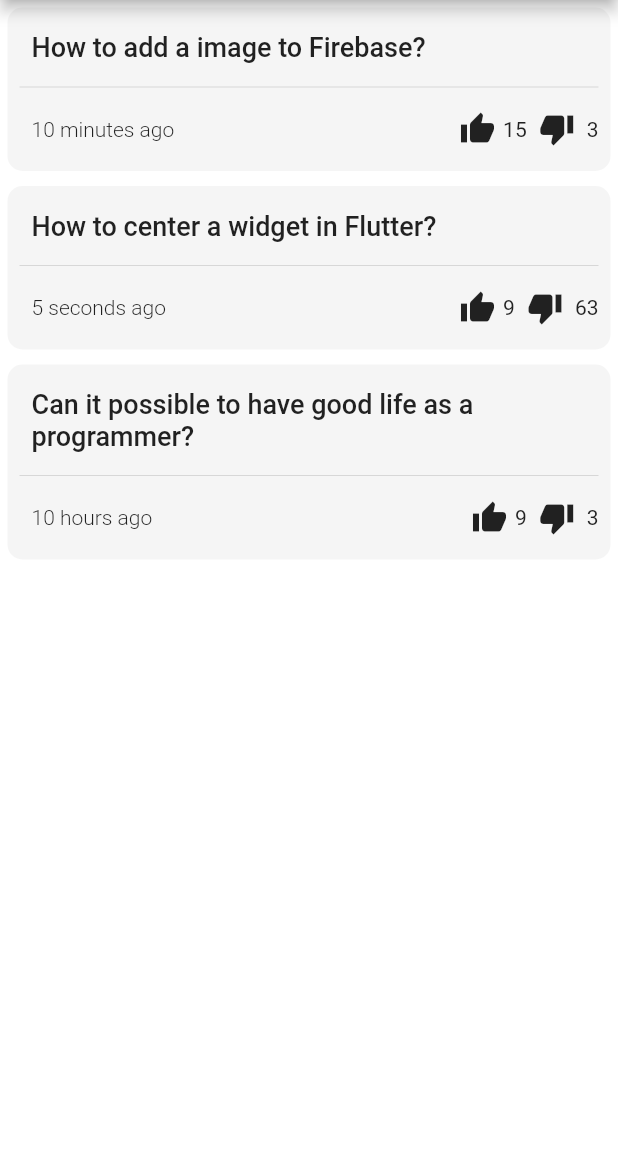
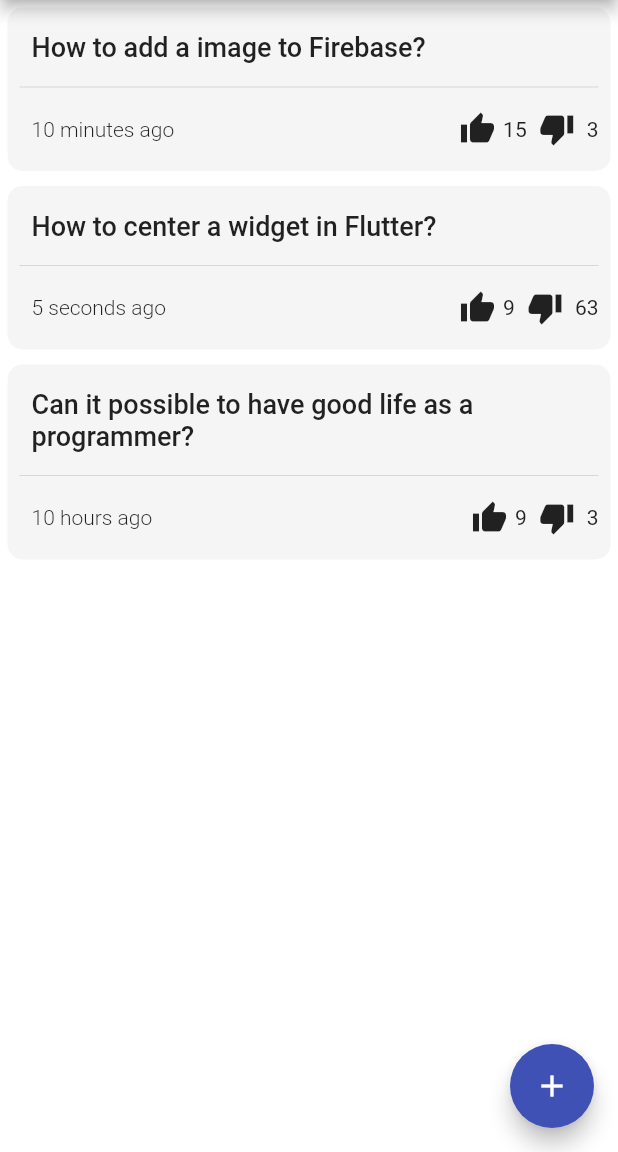
Before and after one commit to RealHack-2-0/Pulse, a Flutter app: the screen it shows after launch, on a phone screen of 412 x 824 dp, the part 84-1236 px from its top. Run offline on Flutter 3.47's test engine with Material 2 defaults, Android fonts, the phone set to English and light mode, and no system bars; our stand-ins replace dio, flutter_form_builder, flutter_spinkit.

Commit message:
Update home.dart

```diff
--- a/qna-flutter/lib/views/home/home.dart
+++ b/qna-flutter/lib/views/home/home.dart
@@ -6,6 +6,10 @@ class HomePage extends StatelessWidget {
   @override
   Widget build(BuildContext context) {
     return Scaffold(
+      floatingActionButton: FloatingActionButton(
+        onPressed: () {},
+        child: Icon(Icons.add),
+      ),
       // bottomNavigationBar: BottomNavigationBar(),
       appBar: AppBar(
         title: Text("Stack Overflow Demo"),
@@ -31,7 +35,8 @@ class HomePage extends StatelessWidget {
                 upVotes: 9,
                 downVotes: 3)
           ],
-      )),
+        ),
+      ),
     );
   }
 }
```
Lines whose indentation alone changed are shown as unchanged.
